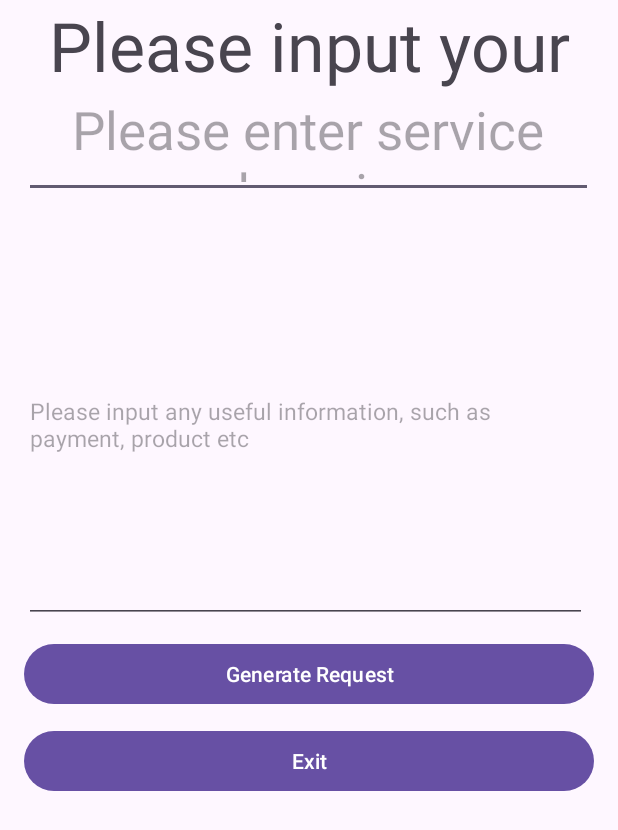
After one commit to PlanetLumi/Aiapplication, an Android app: the layout fillrequest.xml on its own in the app's theme, with its tools: preview values and no code run, on a phone screen of 412 x 824 dp. The commit adds this screen. Shown: the top 830 px of the screen. Run offline under Robolectric (Android 15) with nearby library versions, the phone set to English and light mode, and no system bars; network calls fail.

Commit message:
Functioning ExitButtonFunc, new fillRequest page and susqeuent layout and java script

```diff
--- /dev/null
+++ b/app/src/main/java/com/example/aiapplication/ExitButtonFunc.java
@@ -0,0 +1,24 @@
+package com.example.aiapplication;
+
+import android.app.Activity;
+import android.content.Context;
+import android.content.Intent;
+import android.view.View;
+import android.widget.Button;
+
+public class ExitButtonFunc{
+
+    public static void ExitBtn  (Activity activity, Class<?> targetActivity) {
+        Context context;
+        final Button exitBtn = activity.findViewById(R.id.exitButton);
+        if (exitBtn != null) {
+            exitBtn.setOnClickListener(new View.OnClickListener() {
+                @Override
+                public void onClick(View v) {
+                    Intent intent = new Intent(activity, MainActivity.class);
+                    activity.startActivity(intent);
+                }
+            });
+        }
+    }
+}
--- a/app/src/main/java/com/example/aiapplication/RequestPage.java
+++ b/app/src/main/java/com/example/aiapplication/RequestPage.java
@@ -40,11 +40,6 @@ public class RequestPage extends AppCompatActivity {
                 startActivity(new Intent(RequestPage.this, GenerationArea.class));
             }
         });
-        final Button exitBtn = findViewById(R.id.exitButton);
-        exitBtn.setOnClickListener(new View.OnClickListener() {
-            public void onClick(View v) {
-                startActivity(new Intent(RequestPage.this, MainActivity.class));
-            }
-        });
+        ExitButtonFunc.ExitBtn(RequestPage.this, MainActivity.class);
     }
 }
--- a/app/src/main/res/layout/data_collect.xml
+++ b/app/src/main/res/layout/data_collect.xml
@@ -67,7 +67,7 @@
         android:id="@+id/Save"/>
 
     <Button
-        android:id="@+id/Exit"
+        android:id="@+id/exitButton"
         android:layout_width="500dp"
         android:layout_height="wrap_content"
         android:layout_below="@id/Save"
@@ -81,7 +81,7 @@
         android:id="@+id/test"
         android:layout_width="323dp"
         android:layout_height="310dp"
-        android:layout_below="@id/Exit"
+        android:layout_below="@id/exitButton"
         android:layout_marginTop="11dp"
         android:text="Yes"
         android:textSize="20dp" />
--- /dev/null
+++ b/app/src/main/res/layout/fillrequest.xml
@@ -0,0 +1,53 @@
+<?xml version="1.0" encoding="utf-8"?>
+<RelativeLayout xmlns:android="http://schemas.android.com/apk/res/android"
+    android:layout_width="match_parent"
+    android:layout_height="match_parent"
+    android:paddingLeft="16dp"
+    android:paddingRight="16dp"
+    android:id="@+id/fillRequest">
+
+    <TextView
+        android:id="@+id/title"
+        android:layout_width="wrap_content"
+        android:layout_height="66dp"
+        android:gravity="center"
+        android:text="Please input your request"
+        android:textSize="45sp" />
+
+    <EditText
+        android:id="@+id/reqDomain"
+        android:layout_width="379dp"
+        android:layout_height="71dp"
+        android:layout_below="@id/title"
+        android:layout_marginTop="-5dp"
+        android:gravity="center"
+        android:hint="Please enter service domain"
+        android:textSize="35sp"/>
+
+    <EditText
+        android:id="@+id/infoBox"
+        android:layout_width="375dp"
+        android:layout_height="263dp"
+        android:layout_below="@id/reqDomain"
+        android:layout_marginTop="20dp"
+        android:hint="Please input any useful information, such as payment, product etc"
+        android:textSize="15sp" />
+
+    <Button
+        android:id="@+id/fillButton"
+        android:layout_width="match_parent"
+        android:layout_height="wrap_content"
+        android:layout_below="@id/infoBox"
+        android:layout_marginTop="10dp"
+        android:text="Generate Request" />
+    <Button
+        android:id="@+id/exitButton"
+        android:layout_width="match_parent"
+        android:layout_height="wrap_content"
+        android:layout_below="@id/fillButton"
+        android:layout_marginTop="10dp"
+        android:text="Exit" />
+
+
+
+</RelativeLayout>
```
